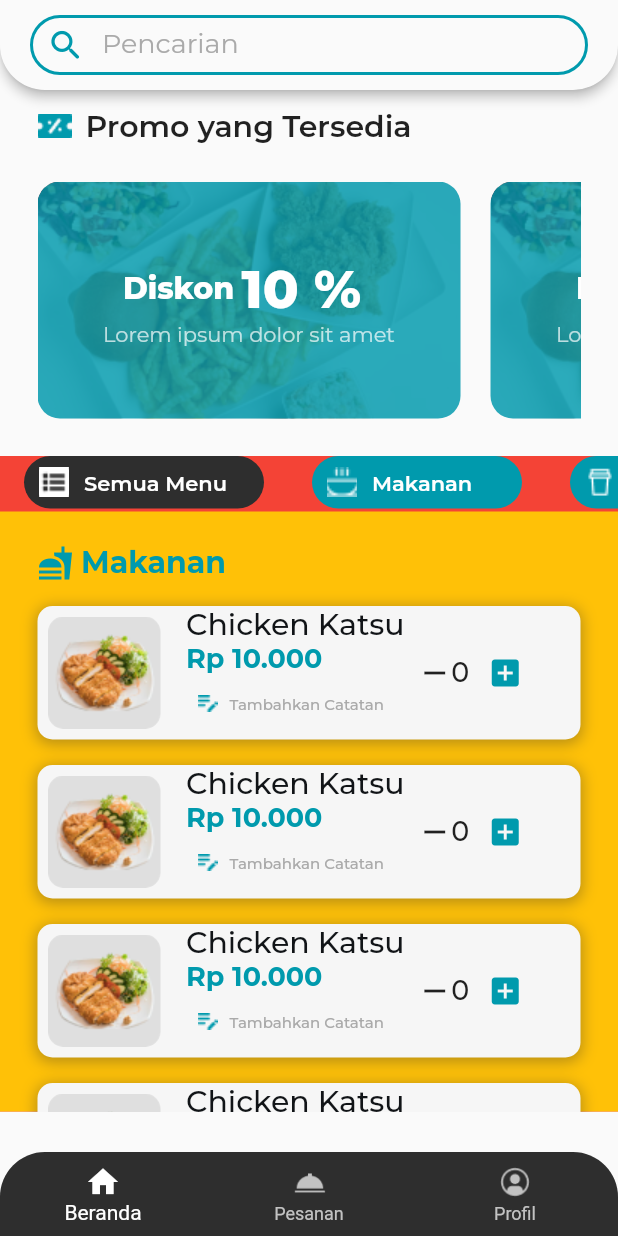
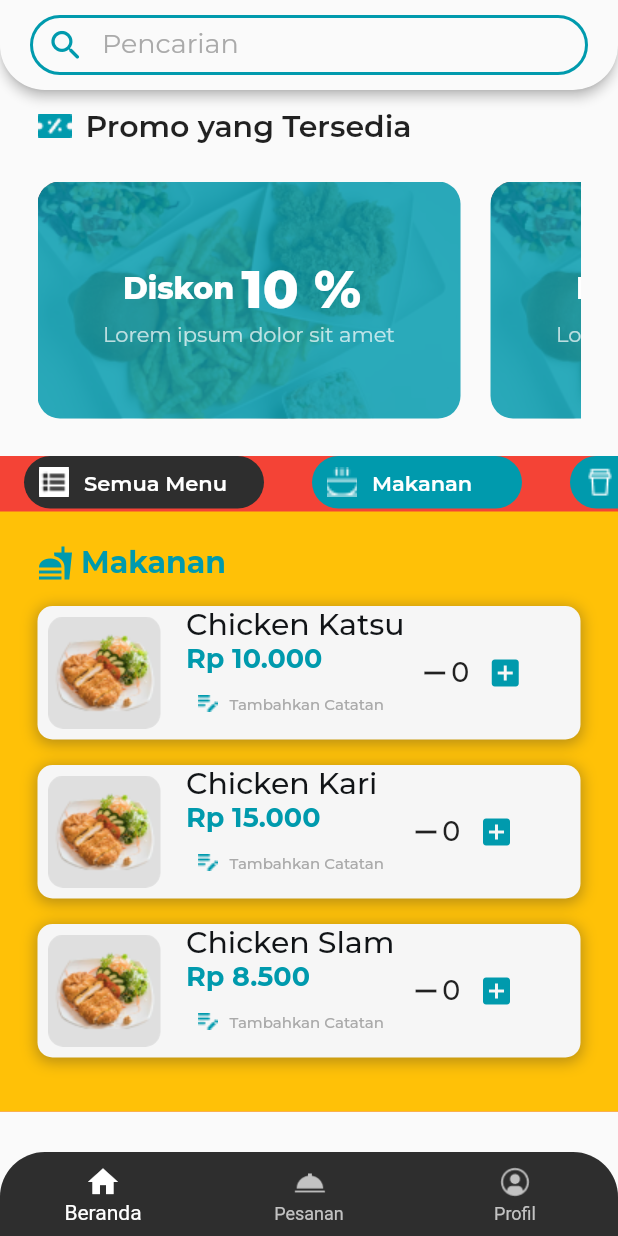
Before and after one commit to mlatifr/java_code, a Flutter app: the Beranda screen opened directly, on a phone screen of 412 x 824 dp. Run offline on Flutter 3.47's test engine with Material 2 defaults, Android fonts, the phone set to English and light mode, and no system bars; our stand-ins replace google_fonts.

Commit message:
ListMakananModel NxtFixing Jumlah Makanan

```diff
--- a/lib/beranda/ListMakanan/makanan_model.dart
+++ b/lib/beranda/ListMakanan/makanan_model.dart
@@ -1,7 +1,43 @@
-List<MakananModel> listMakanan = [];
+List<MakananModel> listMakanan = [
+  MakananModel(
+      nama: 'Chicken Katsu',
+      foto: 'chicken_katsu',
+      harga: 10000,
+      stok: 10,
+      jumlah: 0,
+      topping: '-',
+      level: '0',
+      catatan: 'tidak ada catatan'),
+  MakananModel(
+      nama: 'Chicken Kari',
+      foto: 'chicken_katsu',
+      harga: 15000,
+      stok: 5,
+      jumlah: 0,
+      topping: '-',
+      level: '0',
+      catatan: 'tidak ada catatan'),
+  MakananModel(
+      nama: 'Chicken Slam',
+      foto: 'chicken_katsu',
+      harga: 8500,
+      stok: 0,
+      jumlah: 0,
+      topping: '-',
+      level: '0',
+      catatan: 'tidak ada catatan'),
+];
 
 class MakananModel {
-  var nama, jumlah, level, topping, catatan;
+  // ignore: prefer_typing_uninitialized_variables
+  var nama, foto, harga, stok, jumlah, level, topping, catatan;
   MakananModel(
-      {this.nama, this.jumlah, this.level, this.topping, this.catatan});
+      {this.nama,
+      this.stok,
+      this.foto,
+      this.harga,
+      this.jumlah,
+      this.level,
+      this.topping,
+      this.catatan});
 }
--- a/lib/beranda/beranda.dart
+++ b/lib/beranda/beranda.dart
@@ -16,7 +16,7 @@ class Beranda extends StatefulWidget {
 
 class _BerandaState extends State<Beranda> {
   final screens = [
-    WidgetBeranda(), Pesanan(), Halaman2(),
+    const WidgetBeranda(), const Pesanan(), const Halaman2(),
     // const Pesanan(),
     // const WidgetPagePesanan()
   ];
--- a/lib/beranda/widgetBeranda.dart
+++ b/lib/beranda/widgetBeranda.dart
@@ -1,11 +1,13 @@
-// ignore_for_file: file_names, avoid_print
+// ignore_for_file: file_names, avoid_print, unused_field, non_constant_identifier_names
 
 import 'package:flutter/material.dart';
 import 'package:google_fonts/google_fonts.dart';
+import 'package:java_code/beranda/ListMakanan/makanan_model.dart';
 import 'package:java_code/detail_menu/detail_menu.dart';
 import 'package:java_code/promo/promo.dart';
 import 'package:provider/provider.dart';
 import 'makananProvider.dart';
+import 'package:intl/intl.dart';
 
 class WidgetBeranda extends StatefulWidget {
   const WidgetBeranda({
@@ -72,7 +74,8 @@ class _WidgetBerandaState extends State<WidgetBeranda> {
                                   width: 160, height: 35,
                                   // color: Color.fromARGB(255, 46, 46, 46),
                                   decoration: BoxDecoration(
-                                      color: Color.fromARGB(255, 46, 46, 46),
+                                      color:
+                                          const Color.fromARGB(255, 46, 46, 46),
                                       borderRadius:
                                           BorderRadius.circular(20.0)),
                                   child: Row(
@@ -496,6 +499,7 @@ class _WidgetBerandaState extends State<WidgetBeranda> {
   }
 
   Widget WidgetMakanan(BuildContext context, BuildContext newContext) {
+    var numberToRp = new NumberFormat("#,##0", "id_ID");
     if (semuaMenu == 'semua menu' || semuaMenu == 'makanan') {
       return Column(
         children: [
@@ -526,9 +530,9 @@ class _WidgetBerandaState extends State<WidgetBeranda> {
             ),
           ),
           ListView.builder(
-              physics: NeverScrollableScrollPhysics(),
+              physics: const NeverScrollableScrollPhysics(),
               shrinkWrap: true,
-              itemCount: 5,
+              itemCount: listMakanan.length,
               itemBuilder: (context, index) {
                 return GestureDetector(
                   onTap: () {
@@ -572,7 +576,8 @@ class _WidgetBerandaState extends State<WidgetBeranda> {
                                   child: ClipRRect(
                                     borderRadius: BorderRadius.circular(10),
                                     child: Image.asset(
-                                      'assets/Beranda/chicken_katsu.png',
+                                      'assets/Beranda/${listMakanan[index].foto.toString()}.png',
+                                      // 'assets/Beranda/chicken_katsu.png',
                                       width: 75,
                                       height: 75,
                                       fit: BoxFit.cover,
@@ -592,7 +597,7 @@ class _WidgetBerandaState extends State<WidgetBeranda> {
                                           CrossAxisAlignment.start,
                                       children: [
                                         Text(
-                                          'Chicken Katsu',
+                                          '${listMakanan[index].nama}',
                                           style: GoogleFonts.montserrat(
                                             //fontFamily: 'Montserrat',
                                             color: const Color(0xFF111417),
@@ -601,7 +606,7 @@ class _WidgetBerandaState extends State<WidgetBeranda> {
                                           ),
                                         ),
                                         Text(
-                                          'Rp 10.000',
+                                          'Rp ${numberToRp.format(listMakanan[index].harga)}',
                                           style: GoogleFonts.montserrat(
                                             //fontFamily: 'Montserrat',
                                             color: const Color(0xFF009AAD),
@@ -645,25 +650,42 @@ class _WidgetBerandaState extends State<WidgetBeranda> {
                                                   newContext
                                                       .read<MakananProvider>()
                                                       .jumlah--;
+                                                  listMakanan[index].jumlah =
+                                                      newContext
+                                                          .read<
+                                                              MakananProvider>()
+                                                          .jumlah;
                                                 });
                                               }
                                             },
                                             icon: const Icon(Icons.remove)),
                                       ),
                                       Text(
-                                        '${newContext.read<MakananProvider>().jumlah}',
+                                        '${listMakanan[index].jumlah}',
                                         style: GoogleFonts.montserrat(
                                           //fontFamily: 'Montserrat',
                                           fontSize: 18,
                                           fontWeight: FontWeight.w500,
                                         ),
                                       ),
+                                      // Text(
+                                      //   '${newContext.read<MakananProvider>().jumlah}',
+                                      //   style: GoogleFonts.montserrat(
+                                      //     //fontFamily: 'Montserrat',
+                                      //     fontSize: 18,
+                                      //     fontWeight: FontWeight.w500,
+                                      //   ),
+                                      // ),
                                       IconButton(
                                         onPressed: () {
                                           setState(() {
                                             newContext
                                                 .read<MakananProvider>()
                                                 .jumlah++;
+                                            listMakanan[index].jumlah =
+                                                newContext
+                                                    .read<MakananProvider>()
+                                                    .jumlah;
                                           });
                                         },
                                         icon: const Icon(Icons.add_box),
--- a/lib/promo/promo.dart
+++ b/lib/promo/promo.dart
@@ -4,7 +4,6 @@ import 'package:flutter/material.dart';
 import 'package:google_fonts/google_fonts.dart';
 import 'package:java_code/beranda/BottomNavBarProvider.dart';
 import 'package:java_code/beranda/beranda.dart';
-import 'package:java_code/beranda/halaman1.dart';
 import 'package:java_code/beranda/halaman2.dart';
 import 'package:java_code/pesanan/pesanan.dart';
 import 'package:provider/provider.dart';
--- a/pubspec.yaml
+++ b/pubspec.yaml
@@ -36,6 +36,7 @@ dependencies:
   cupertino_icons: ^1.0.2
   google_fonts: ^2.2.0
   provider: ^6.0.2
+  intl: ^0.17.0
 
 dev_dependencies:
   flutter_test:
```
Also changed, not shown: pubspec.lock.
